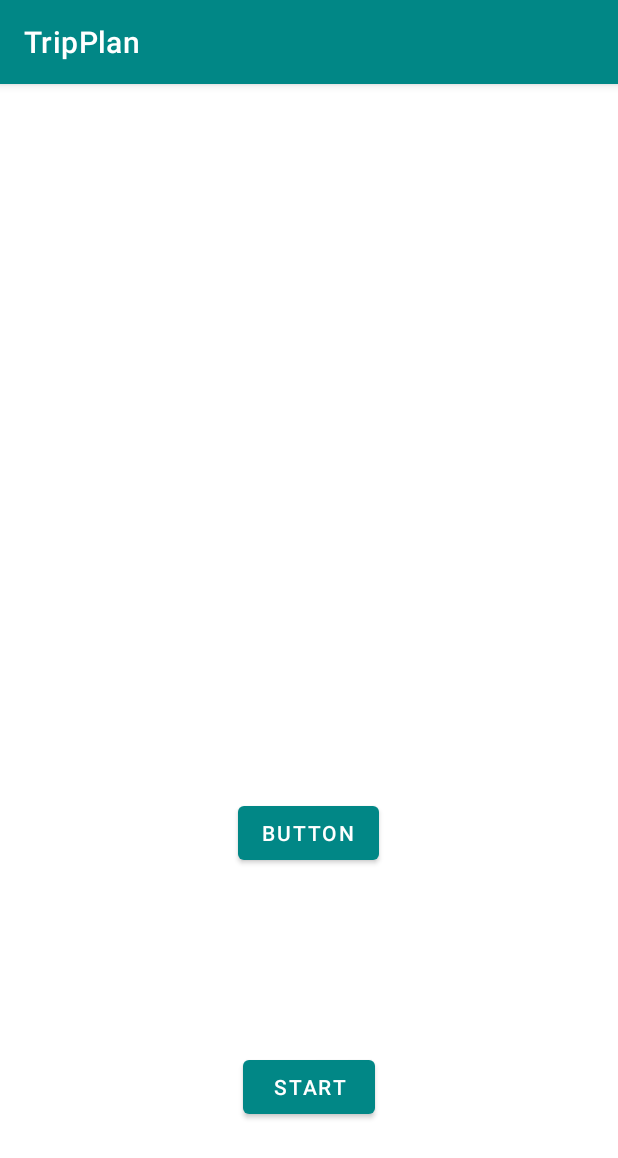
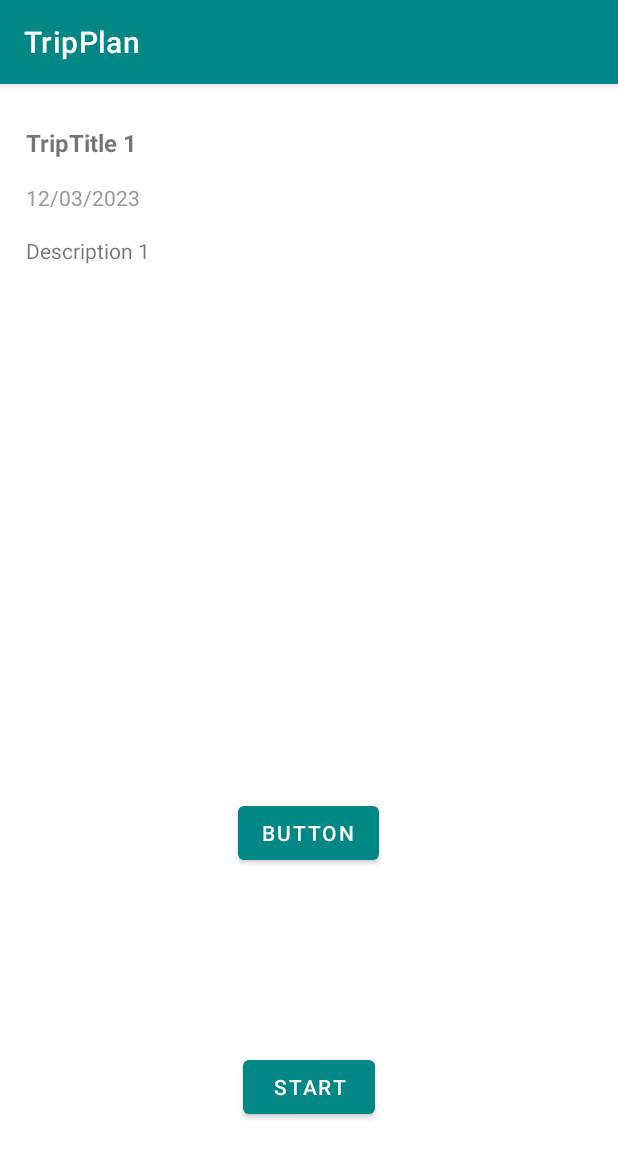
Before and after one commit to eliasdewan/Android-app-TripPlan-Create-photo-log, an Android app: the screen it shows after launch (MainActivity), on a phone screen of 412 x 824 dp. Shown: the top 1158 px of the screen. Run offline under Robolectric (Android 15) with nearby library versions, the phone set to English and light mode, and no system bars.

Commit message:
trip list with example of a trip list in main

```diff
--- a/app/src/main/java/com/example/tripplan/MainActivity.java
+++ b/app/src/main/java/com/example/tripplan/MainActivity.java
@@ -8,6 +8,9 @@ import android.content.Intent;
 import android.os.Bundle;
 import android.view.View;
 import android.widget.Button;
+
+import java.util.ArrayList;
+import java.util.List;
 
 public class MainActivity extends AppCompatActivity {
 
@@ -20,14 +23,19 @@ public class MainActivity extends AppCompatActivity {
         super.onCreate(savedInstanceState);
         setContentView(R.layout.activity_main);
 
-        begin = (Button) findViewById(R.id.begin);
-        recyclerView = (RecyclerView) findViewById(R.id.recycler_view);
+
+        List<Trip> tripList = new ArrayList<>();
+        tripList.add(new Trip("TripTitle 1", "Description 1", "12/03/2023"));
+        tripList.add(new Trip("TripTitle 2", "Description 2", "13/03/2023"));
+        tripList.add(new Trip("TripTitle 3", "Description 3", "14/03/2023"));
+
+        begin = findViewById(R.id.begin);
+        recyclerView =  findViewById(R.id.recycler_view);
         recyclerView.setLayoutManager(new LinearLayoutManager(this));
-        // Adapterclass tripAdapter  = new Adapterclas (constructor parameters for adapter)
+        TripAdapter tripAdapter  = new TripAdapter (tripList);
+        recyclerView.setAdapter(tripAdapter);
 
-
-
-        begin.setOnClickListener(new View.OnClickListener() {
+        begin.setOnClickListener(new View.OnClickListener() { // suggested to convert to lambda
             @Override
             public void onClick(View v) {
                 Intent tripsScreen = new Intent(MainActivity.this,TaskList.class);
--- a/app/src/main/java/com/example/tripplan/TripAdapter.java
+++ b/app/src/main/java/com/example/tripplan/TripAdapter.java
@@ -16,7 +16,6 @@ public class TripAdapter extends RecyclerView.Adapter<TripAdapter.ViewHolder> {
         this.tripList = tripList;
     }
 
-
     @Override
     public TripAdapter.ViewHolder onCreateViewHolder(ViewGroup parent, int viewType) {
         View view = LayoutInflater.from(parent.getContext()).inflate(R.layout.trips_layout, parent, false);
@@ -28,7 +27,6 @@ public class TripAdapter extends RecyclerView.Adapter<TripAdapter.ViewHolder> {
         return tripList.size();
     }
 
-
     @Override
     public void onBindViewHolder(ViewHolder holder, int position) {
         Trip trip = tripList.get(position);
@@ -36,7 +34,6 @@ public class TripAdapter extends RecyclerView.Adapter<TripAdapter.ViewHolder> {
         holder.descriptionTextView.setText(trip.getDescription());
         holder.reminderTextView.setText(trip.getReminderDate());
     }
-
 
     public static class ViewHolder extends RecyclerView.ViewHolder {
 
```
